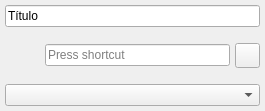
Old version of the form frontend/widgets/cartwall/cartwallitem.ui in the repository BrunoCardosoFS/NaxiStudioFlow.
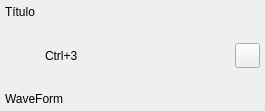
New version of the form. Icons and pictures are not drawn.

What changed in the file:
```diff
--- a/frontend/widgets/cartwall/cartwallitem.ui
+++ b/frontend/widgets/cartwall/cartwallitem.ui
@@ -2,6 +2,9 @@
 <ui version="4.0">
  <class>CartWallItem</class>
  <widget class="QWidget" name="CartWallItem">
+  <property name="enabled">
+   <bool>true</bool>
+  </property>
   <property name="geometry">
    <rect>
     <x>0</x>
@@ -25,6 +28,11 @@
   <property name="windowTitle">
    <string>Form</string>
   </property>
+  <property name="styleSheet">
+   <string notr="true">QLabel{
+color: #000;
+}</string>
+  </property>
   <layout class="QVBoxLayout" name="verticalLayout">
    <property name="spacing">
     <number>5</number>
@@ -42,16 +50,16 @@
     <number>5</number>
    </property>
    <item>
-    <widget class="QLineEdit" name="lineEdit">
-     <property name="toolTip">
-      <string>&lt;html&gt;&lt;head/&gt;&lt;body&gt;&lt;p&gt;Título&lt;/p&gt;&lt;/body&gt;&lt;/html&gt;</string>
+    <widget class="QLabel" name="label">
+     <property name="sizePolicy">
+      <sizepolicy hsizetype="Ignored" vsizetype="Preferred">
+       <horstretch>0</horstretch>
+       <verstretch>0</verstretch>
+      </sizepolicy>
      </property>
      <property name="text">
       <string>Título</string>
      </property>
-     <property name="placeholderText">
-      <string>Título</string>
-     </property>
     </widget>
    </item>
    <item>
@@ -116,12 +124,15 @@
        </widget>
       </item>
       <item>
-       <widget class="QKeySequenceEdit" name="keySequenceEdit">
-        <property name="toolTip">
-         <string>&lt;html&gt;&lt;head/&gt;&lt;body&gt;&lt;p&gt;Selecionar um atalho de teclado&lt;/p&gt;&lt;/body&gt;&lt;/html&gt;</string>
+       <widget class="QLabel" name="label_3">
+        <property name="sizePolicy">
+         <sizepolicy hsizetype="Ignored" vsizetype="Preferred">
+          <horstretch>0</horstretch>
+          <verstretch>0</verstretch>
+         </sizepolicy>
         </property>
-        <property name="maximumSequenceLength">
-         <longLong>2</longLong>
+        <property name="text">
+         <string>Ctrl+3</string>
         </property>
        </widget>
       </item>
@@ -161,28 +172,19 @@
     </widget>
    </item>
    <item>
-    <widget class="QComboBox" name="comboBox">
-     <property name="sizePolicy">
-      <sizepolicy hsizetype="Expanding" vsizetype="Fixed">
-       <horstretch>0</horstretch>
-       <verstretch>0</verstretch>
-      </sizepolicy>
-     </property>
-     <property name="toolTip">
-      <string>&lt;html&gt;&lt;head/&gt;&lt;body&gt;&lt;p&gt;Selecionar dispositivo de saída de áudio&lt;/p&gt;&lt;/body&gt;&lt;/html&gt;</string>
-     </property>
-     <property name="currentText">
-      <string/>
-     </property>
-     <property name="sizeAdjustPolicy">
-      <enum>QComboBox::SizeAdjustPolicy::AdjustToContentsOnFirstShow</enum>
-     </property>
-     <property name="placeholderText">
-      <string>Dispositivo de saída</string>
-     </property>
-     <property name="frame">
+    <widget class="QLabel" name="label_4">
+     <property name="enabled">
       <bool>true</bool>
      </property>
+     <property name="sizePolicy">
+      <sizepolicy hsizetype="Ignored" vsizetype="Fixed">
+       <horstretch>0</horstretch>
+       <verstretch>0</verstretch>
+      </sizepolicy>
+     </property>
+     <property name="text">
+      <string>WaveForm</string>
+     </property>
     </widget>
    </item>
   </layout>
```
Left out of the diff: 3 changed lines with no effect on the pictures.
